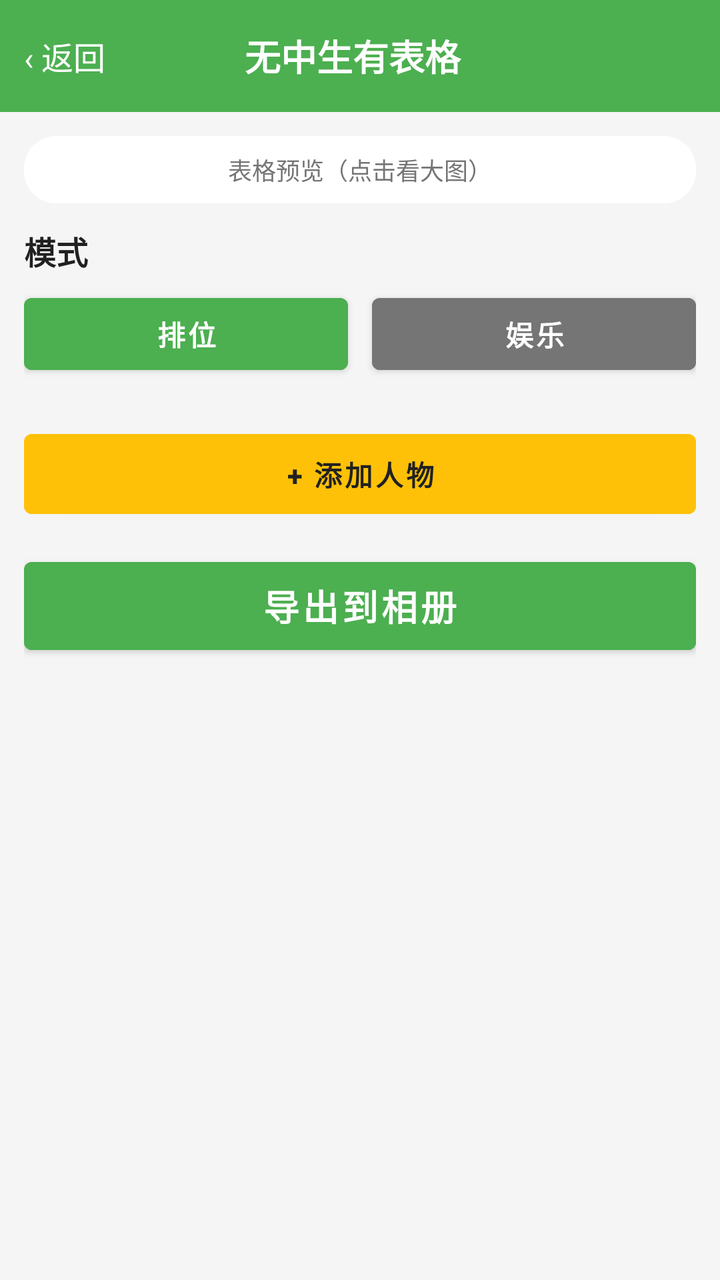
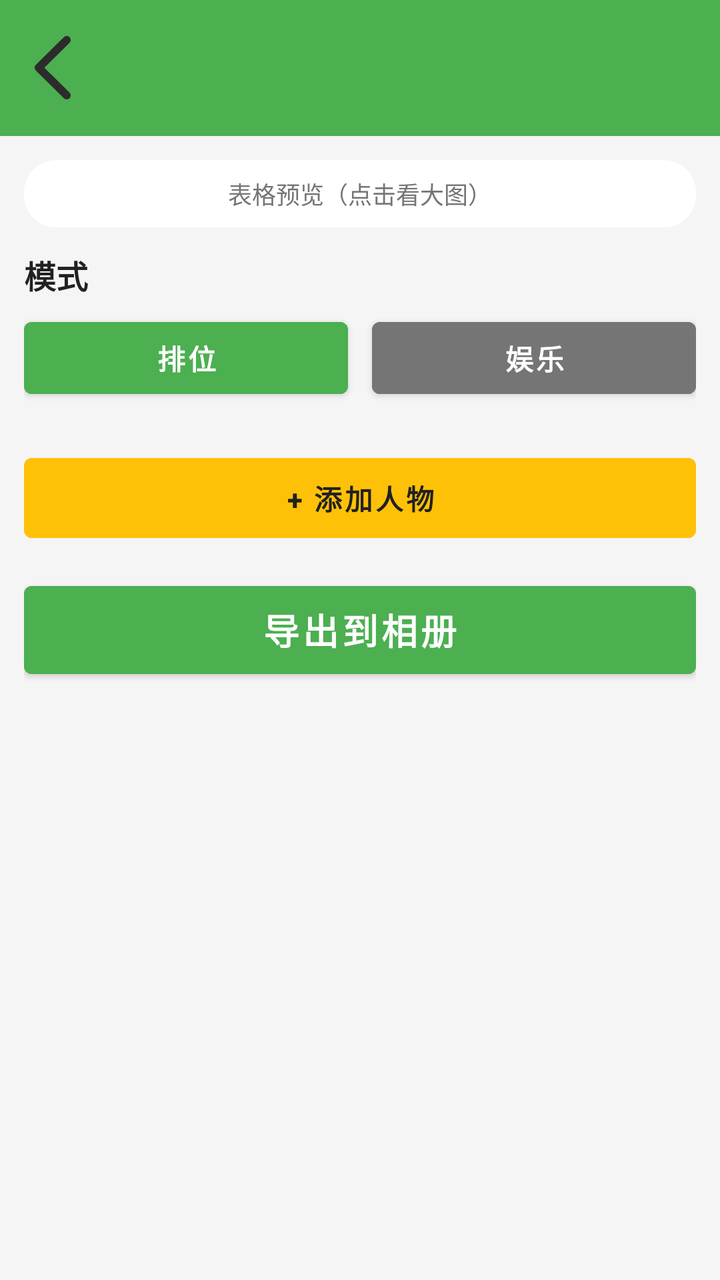

An Android layout rendered at two revisions. The XML below is the earlier revision; the diff shows what the commit changed to produce the second picture.
<!-- AndroidManifest.xml: activity theme Theme.XiaQiaoQiao -->
<!-- res/layout/activity_wuzhong_table.xml -->
<?xml version="1.0" encoding="utf-8"?>
<LinearLayout xmlns:android="http://schemas.android.com/apk/res/android"
    android:layout_width="match_parent"
    android:layout_height="match_parent"
    android:background="@color/bg_page"
    android:orientation="vertical">

    
    <LinearLayout
        android:layout_width="match_parent"
        android:layout_height="?attr/actionBarSize"
        android:background="@color/brand_primary"
        android:gravity="center_vertical"
        android:orientation="horizontal"
        android:paddingStart="12dp"
        android:paddingEnd="12dp">

        <TextView
            android:id="@+id/btn_back"
            android:layout_width="wrap_content"
            android:layout_height="wrap_content"
            android:text="‹ 返回"
            android:textColor="@android:color/white"
            android:textSize="16sp" />

        <TextView
            android:layout_width="0dp"
            android:layout_height="wrap_content"
            android:layout_weight="1"
            android:gravity="center"
            android:text="@string/tool_wuzhong"
            android:textColor="@android:color/white"
            android:textSize="18sp"
            android:textStyle="bold" />

        <View
            android:layout_width="48dp"
            android:layout_height="1dp" />
    </LinearLayout>

    <ScrollView
        android:layout_width="match_parent"
        android:layout_height="0dp"
        android:layout_weight="1"
        android:fillViewport="true">

        <LinearLayout
            android:layout_width="match_parent"
            android:layout_height="wrap_content"
            android:orientation="vertical"
            android:padding="12dp">

        
        <LinearLayout
            android:layout_width="match_parent"
            android:layout_height="wrap_content"
            android:layout_marginBottom="12dp"
            android:background="@drawable/bg_card_rounded"
            android:orientation="vertical"
            android:padding="8dp">

            <TextView
                android:layout_width="wrap_content"
                android:layout_height="wrap_content"
                android:layout_gravity="center_horizontal"
                android:text="表格预览（点击看大图）"
                android:textColor="@color/text_secondary"
                android:textSize="12sp" />

            <ImageView
                android:id="@+id/preview_thumb"
                android:layout_width="match_parent"
                android:layout_height="wrap_content"
                android:adjustViewBounds="true"
                android:maxHeight="240dp"
                android:scaleType="fitCenter"
                android:src="@mipmap/ic_launcher" />
        </LinearLayout>

            
            <TextView
                android:layout_width="match_parent"
                android:layout_height="wrap_content"
                android:layout_marginBottom="6dp"
                android:text="模式"
                android:textColor="@color/text_primary"
                android:textSize="16sp"
                android:textStyle="bold" />

            <LinearLayout
                android:layout_width="match_parent"
                android:layout_height="wrap_content"
                android:layout_marginBottom="12dp"
                android:orientation="horizontal">

                <Button
                    android:id="@+id/btn_mode_rank"
                    android:layout_width="0dp"
                    android:layout_height="48dp"
                    android:layout_marginEnd="6dp"
                    android:layout_weight="1"
                    android:backgroundTint="@color/brand_primary"
                    android:text="排位"
                    android:textColor="@android:color/white"
                    android:textStyle="bold" />

                <Button
                    android:id="@+id/btn_mode_fun"
                    android:layout_width="0dp"
                    android:layout_height="48dp"
                    android:layout_marginStart="6dp"
                    android:layout_weight="1"
                    android:backgroundTint="@color/text_secondary"
                    android:text="娱乐"
                    android:textColor="@android:color/white"
                    android:textStyle="bold" />
            </LinearLayout>

            
            <LinearLayout
                android:id="@+id/person_container"
                android:layout_width="match_parent"
                android:layout_height="wrap_content"
                android:orientation="vertical" />

            
            <Button
                android:id="@+id/btn_add_person"
                android:layout_width="match_parent"
                android:layout_height="52dp"
                android:layout_marginTop="8dp"
                android:layout_marginBottom="12dp"
                android:backgroundTint="@color/brand_accent"
                android:text="+ 添加人物"
                android:textColor="@color/text_primary"
                android:textStyle="bold" />

            
            <Button
                android:id="@+id/btn_export"
                android:layout_width="match_parent"
                android:layout_height="56dp"
                android:layout_marginBottom="24dp"
                android:backgroundTint="@color/brand_primary"
                android:text="导出到相册"
                android:textColor="@android:color/white"
                android:textSize="18sp"
                android:textStyle="bold" />
        </LinearLayout>
    </ScrollView>
</LinearLayout>
<!-- resources referenced by this layout -->
<resources>
  <color name="bg_page">#FFF5F5F5</color>
  <color name="brand_accent">#FFFFC107</color>
  <color name="brand_primary">#FF4CAF50</color>
  <color name="text_primary">#FF212121</color>
  <color name="text_secondary">#FF757575</color>
  <!-- drawable bg_card_rounded (drawable) -->
  <?xml version="1.0" encoding="utf-8"?>
  <shape xmlns:android="http://schemas.android.com/apk/res/android"
      android:shape="rectangle">
      <solid android:color="@color/bg_card" />
      <corners android:radius="16dp" />
  </shape>
  <!-- mipmap ic_launcher (mipmap-anydpi-v26) -->
  <?xml version="1.0" encoding="utf-8"?>
  <adaptive-icon xmlns:android="http://schemas.android.com/apk/res/android">
      <background android:drawable="@drawable/ic_launcher_background" />
      <foreground android:drawable="@mipmap/ic_launcher_fg" />
  </adaptive-icon>
  <string name="tool_wuzhong">无中生有表格</string>
  <style name="Theme.XiaQiaoQiao" parent="Theme.MaterialComponents.Light.NoActionBar">
          <item name="colorPrimary">@color/brand_primary</item>
          <item name="colorPrimaryVariant">@color/brand_primary_dark</item>
          <item name="colorOnPrimary">@color/white</item>
          <item name="colorSecondary">@color/brand_accent</item>
          <item name="colorOnSecondary">@color/black</item>
          <item name="android:statusBarColor" tools:targetApi="l">@color/brand_primary_dark</item>
          <item name="android:windowBackground">@color/bg_page</item>
      </style>
  <color name="bg_card">#FFFFFFFF</color>
  <!-- drawable ic_launcher_background (drawable) -->
  <?xml version="1.0" encoding="utf-8"?>
  <layer-list xmlns:android="http://schemas.android.com/apk/res/android">
      <item android:drawable="@color/brand_primary" />
  </layer-list>
  <color name="brand_primary_dark">#FF388E3C</color>
  <color name="white">#FFFFFFFF</color>
  <color name="black">#FF000000</color>
</resources>

<!-- the commit's change to res/layout/activity_wuzhong_table.xml (unified diff, before → after) -->
@@ -6,37 +6,9 @@
     android:orientation="vertical">
 
     
-    <LinearLayout
-        android:layout_width="match_parent"
-        android:layout_height="?attr/actionBarSize"
-        android:background="@color/brand_primary"
-        android:gravity="center_vertical"
-        android:orientation="horizontal"
-        android:paddingStart="12dp"
-        android:paddingEnd="12dp">
-
-        <TextView
-            android:id="@+id/btn_back"
-            android:layout_width="wrap_content"
-            android:layout_height="wrap_content"
-            android:text="‹ 返回"
-            android:textColor="@android:color/white"
-            android:textSize="16sp" />
-
-        <TextView
-            android:layout_width="0dp"
-            android:layout_height="wrap_content"
-            android:layout_weight="1"
-            android:gravity="center"
-            android:text="@string/tool_wuzhong"
-            android:textColor="@android:color/white"
-            android:textSize="18sp"
-            android:textStyle="bold" />
-
-        <View
-            android:layout_width="48dp"
-            android:layout_height="1dp" />
-    </LinearLayout>
+    <include
+        android:id="@+id/top_bar"
+        layout="@layout/include_top_bar" />
 
     <ScrollView
         android:layout_width="match_parent"
@@ -149,3 +121,40 @@
         </LinearLayout>
     </ScrollView>
 </LinearLayout>
+<!-- res/layout/include_top_bar.xml (included above) -->
+<?xml version="1.0" encoding="utf-8"?>
+<LinearLayout xmlns:android="http://schemas.android.com/apk/res/android"
+    android:layout_width="match_parent"
+    android:layout_height="wrap_content"
+    android:background="@color/brand_primary"
+    android:gravity="center_vertical"
+    android:orientation="horizontal"
+    android:padding="12dp">
+
+    
+    <ImageButton
+        android:id="@+id/btn_back_home"
+        android:layout_width="44dp"
+        android:layout_height="44dp"
+        android:layout_marginStart="-8dp"
+        android:layout_marginEnd="8dp"
+        android:background="@null"
+        android:contentDescription="@string/wm_back_home"
+        android:padding="6dp"
+        android:scaleType="fitCenter"
+        android:src="@drawable/ic_back" />
+
+    
+    <TextView
+        android:id="@+id/tv_top_title"
+        android:layout_width="0dp"
+        android:layout_height="wrap_content"
+        android:layout_weight="1"
+        android:ellipsize="end"
+        android:gravity="center"
+        android:singleLine="true"
+        android:textColor="@android:color/white"
+        android:textSize="18sp"
+        android:textStyle="bold"
+        android:visibility="gone" />
+</LinearLayout>
<!-- resource entries referenced after the edit -->
@@ -12,13 +12,14 @@
       <solid android:color="@color/bg_card" />
       <corners android:radius="16dp" />
   </shape>
+  <!-- drawable ic_back: png bitmap (drawable-nodpi, 3108 bytes) -->
   <!-- mipmap ic_launcher (mipmap-anydpi-v26) -->
   <?xml version="1.0" encoding="utf-8"?>
   <adaptive-icon xmlns:android="http://schemas.android.com/apk/res/android">
       <background android:drawable="@drawable/ic_launcher_background" />
       <foreground android:drawable="@mipmap/ic_launcher_fg" />
   </adaptive-icon>
-  <string name="tool_wuzhong">无中生有表格</string>
+  <string name="wm_back_home">返回首页</string>
   <style name="Theme.XiaQiaoQiao" parent="Theme.MaterialComponents.Light.NoActionBar">
           <item name="colorPrimary">@color/brand_primary</item>
           <item name="colorPrimaryVariant">@color/brand_primary_dark</item>
